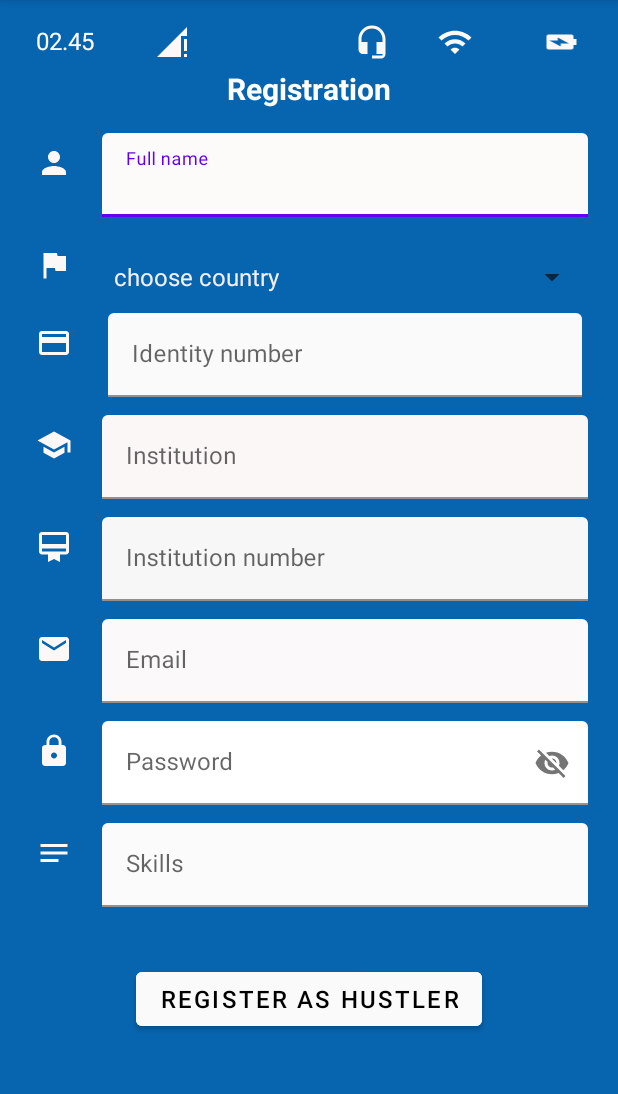
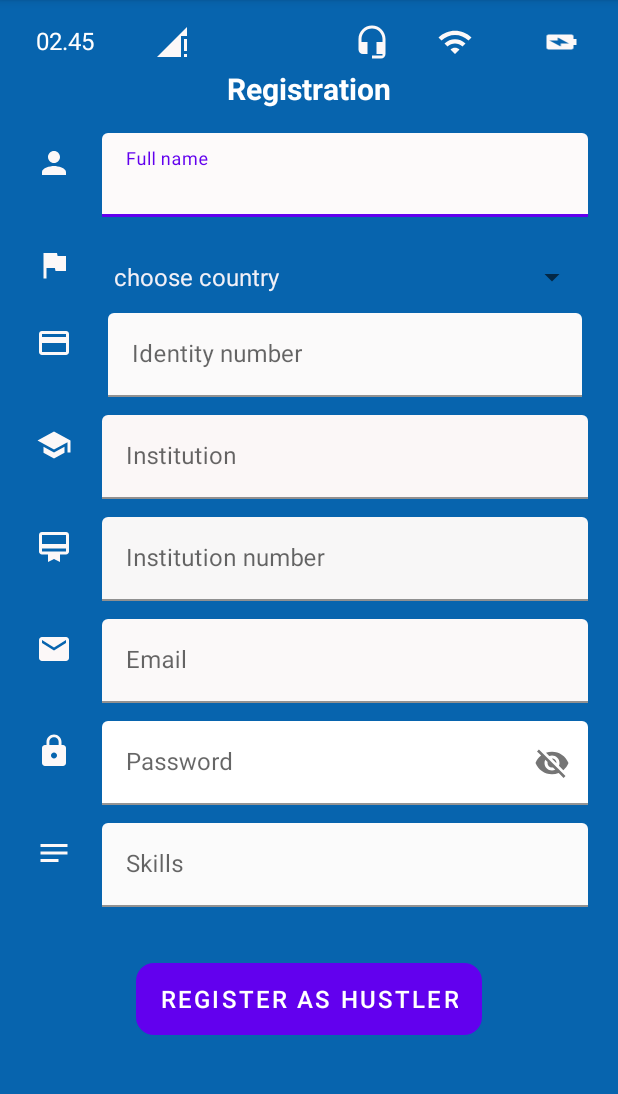
Before and after one commit to KendiGrace/GigsApp, an Android app: the screen it shows after launch (MainActivity), on a phone screen of 412 x 824 dp, the part 84-1178 px from its top. Run offline under Robolectric (Android 15) with nearby library versions, the phone set to English and light mode, and no system bars.

Commit message:
Creating rounded buttons

```diff
--- /dev/null
+++ b/app/src/main/res/drawable/roundstyle.xml
@@ -0,0 +1,5 @@
+<?xml version="1.0" encoding="utf-8"?>
+<shape xmlns:android="http://schemas.android.com/apk/res/android">
+    <corners android:radius="12dp"></corners>
+
+</shape>
--- a/app/src/main/res/layout/activity_main.xml
+++ b/app/src/main/res/layout/activity_main.xml
@@ -326,9 +326,10 @@
         android:id="@+id/btnRegister"
         android:layout_width="wrap_content"
         android:layout_height="wrap_content"
-        android:backgroundTint="#FBFAFA"
+        android:background="@drawable/roundstyle"
+        android:backgroundTint="@color/white"
         android:text="Register as Hustler"
-        android:textColor="@color/black"
+        android:textColor="@color/white"
         android:textSize="16sp"
         app:layout_constraintBottom_toBottomOf="parent"
         app:layout_constraintEnd_toEndOf="parent"
--- a/app/src/main/res/layout/activity_sign_in.xml
+++ b/app/src/main/res/layout/activity_sign_in.xml
@@ -107,9 +107,10 @@
         android:layout_marginStart="60dp"
         android:layout_marginTop="44dp"
         android:layout_marginEnd="60dp"
-        android:backgroundTint="#FAF7F7"
+        android:background="@drawable/roundstyle"
+        android:backgroundTint="#F8F4F4"
         android:text="Sign in"
-        android:textColor="@color/purple_700"
+        android:textColor="@android:color/white"
         android:textSize="24sp"
         app:layout_constraintEnd_toEndOf="parent"
         app:layout_constraintHorizontal_bias="0.498"
```
